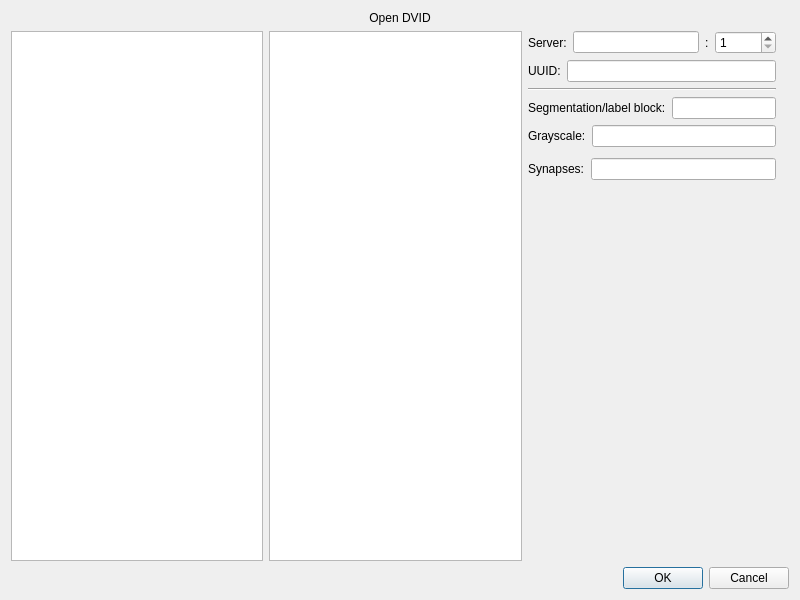
Above: neurolabi/gui/dialogs/dvidbranchdialog.ui from janelia-flyem/NeuTu before the change. Below: the same form after it.
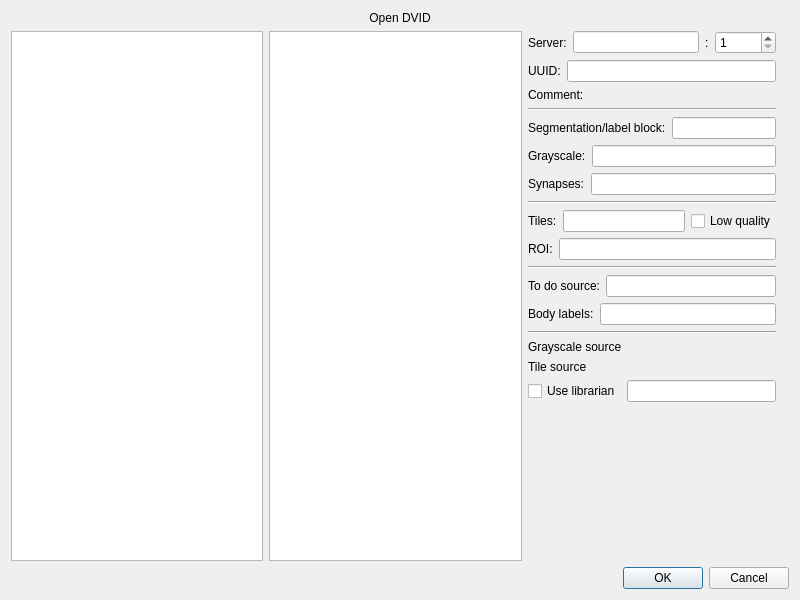
That is the form after the change.

Commit message: continued work on third panel

```diff
--- a/neurolabi/gui/dialogs/dvidbranchdialog.ui
+++ b/neurolabi/gui/dialogs/dvidbranchdialog.ui
@@ -86,6 +86,13 @@
          </item>
         </layout>
        </item>
+       <item>
+        <widget class="QLabel" name="commentLabel">
+         <property name="text">
+          <string>Comment:</string>
+         </property>
+        </widget>
+       </item>
        <item>
         <widget class="Line" name="line">
          <property name="orientation">
@@ -130,7 +137,7 @@
        <item>
         <layout class="QHBoxLayout" name="horizontalLayout_6">
          <property name="topMargin">
-          <number>5</number>
+          <number>0</number>
          </property>
          <item>
           <widget class="QLabel" name="label_3">
@@ -144,6 +151,118 @@
          </item>
         </layout>
        </item>
+       <item>
+        <widget class="Line" name="line_2">
+         <property name="orientation">
+          <enum>Qt::Horizontal</enum>
+         </property>
+        </widget>
+       </item>
+       <item>
+        <layout class="QHBoxLayout" name="horizontalLayout_7">
+         <item>
+          <widget class="QLabel" name="label_9">
+           <property name="text">
+            <string>Tiles:</string>
+           </property>
+          </widget>
+         </item>
+         <item>
+          <widget class="QLineEdit" name="tilesBox"/>
+         </item>
+         <item>
+          <widget class="QCheckBox" name="tilesCheckBox">
+           <property name="text">
+            <string>Low quality</string>
+           </property>
+          </widget>
+         </item>
+        </layout>
+       </item>
+       <item>
+        <layout class="QHBoxLayout" name="horizontalLayout_8">
+         <item>
+          <widget class="QLabel" name="label_8">
+           <property name="text">
+            <string>ROI:</string>
+           </property>
+          </widget>
+         </item>
+         <item>
+          <widget class="QLineEdit" name="ROIBox"/>
+         </item>
+        </layout>
+       </item>
+       <item>
+        <widget class="Line" name="line_3">
+         <property name="orientation">
+          <enum>Qt::Horizontal</enum>
+         </property>
+        </widget>
+       </item>
+       <item>
+        <layout class="QHBoxLayout" name="horizontalLayout_10">
+         <item>
+          <widget class="QLabel" name="label_10">
+           <property name="text">
+            <string>To do source:</string>
+           </property>
+          </widget>
+         </item>
+         <item>
+          <widget class="QLineEdit" name="todoBox"/>
+         </item>
+        </layout>
+       </item>
+       <item>
+        <layout class="QHBoxLayout" name="horizontalLayout_11">
+         <item>
+          <widget class="QLabel" name="label_11">
+           <property name="text">
+            <string>Body labels:</string>
+           </property>
+          </widget>
+         </item>
+         <item>
+          <widget class="QLineEdit" name="bodyLabelBox"/>
+         </item>
+        </layout>
+       </item>
+       <item>
+        <widget class="Line" name="line_4">
+         <property name="orientation">
+          <enum>Qt::Horizontal</enum>
+         </property>
+        </widget>
+       </item>
+       <item>
+        <widget class="QLabel" name="label_12">
+         <property name="text">
+          <string>Grayscale source</string>
+         </property>
+        </widget>
+       </item>
+       <item>
+        <widget class="QLabel" name="label_13">
+         <property name="text">
+          <string>Tile source</string>
+         </property>
+        </widget>
+       </item>
+       <item>
+        <layout class="QHBoxLayout" name="horizontalLayout_12">
+         <item>
+          <widget class="QCheckBox" name="librarianCheckBox">
+           <property name="text">
+            <string>Use librarian</string>
+           </property>
+          </widget>
+         </item>
+         <item>
+          <widget class="QLineEdit" name="librarianBox"/>
+         </item>
+        </layout>
+       </item>
        <item>
         <spacer name="verticalSpacer">
          <property name="orientation">
```
The commit also changes 2 other files.
